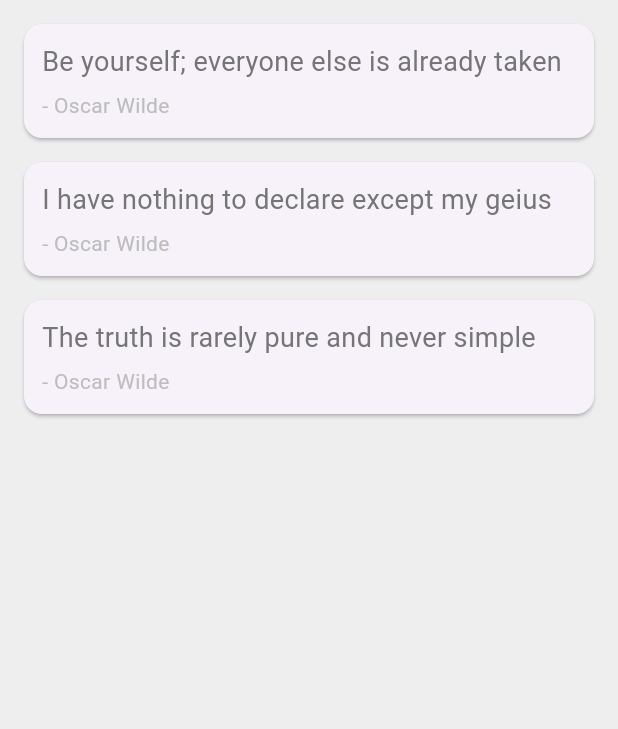
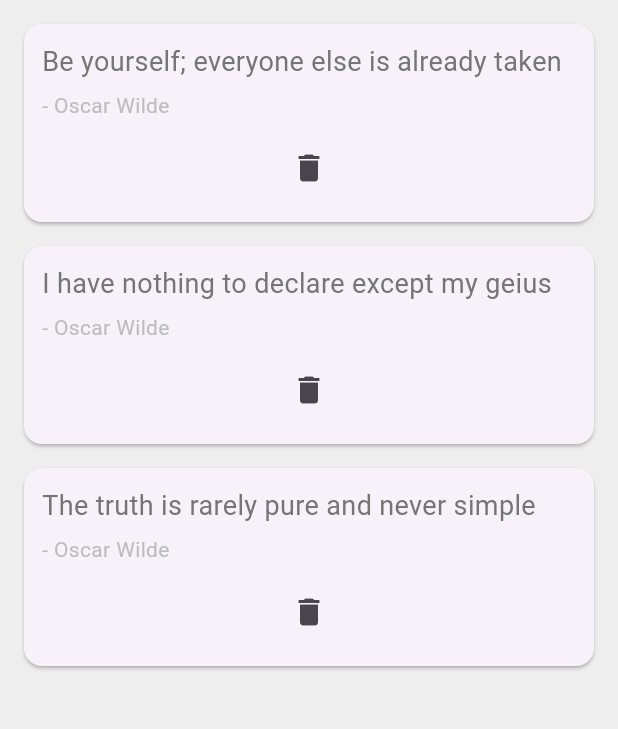
Before and after one commit to bennetnetan/quotes, a Flutter app: the screen it shows after launch, on a phone screen of 412 x 824 dp, the part 84-813 px from its top. Run offline on Flutter 3.47's test engine with Material 3 defaults, Android fonts, the phone set to English and light mode, and no system bars.

Commit message:
"Updated QuoteList and QuoteCard widgets to support quote deletion"

```diff
--- a/lib/main.dart
+++ b/lib/main.dart
@@ -3,7 +3,7 @@ import 'quote.dart';
 import 'quote_card.dart';
 
 void main() {
-  runApp(MaterialApp(
+  runApp(const MaterialApp(
     home: QuoteList(),
   ));
 }
@@ -29,12 +29,19 @@ class _QuoteListState extends State<QuoteList> {
     return Scaffold(
       backgroundColor: Colors.grey[200],
       appBar: AppBar(
-        title: Text('Awesome Quotes'),
+        title: const Text('Awesome Quotes'),
         centerTitle: true,
         backgroundColor: Colors.redAccent,
       ),
       body: Column(
-        children: quotes.map((quote) => QuoteCard(quote: quote)).toList(),
+        children: quotes.map((quote) => QuoteCard(
+            quote: quote,
+            delete: () {
+              setState(() {
+                quotes.remove(quote);
+              });
+            }
+          )).toList(),
       ),
     );
   }
--- a/lib/quote_card.dart
+++ b/lib/quote_card.dart
@@ -5,12 +5,13 @@ class QuoteCard extends StatelessWidget {
 
 
   final Quote quote;
-  QuoteCard({ required this.quote });
+  final Function delete;
+  const QuoteCard({super.key,  required this.quote, required this.delete });
 
   @override
   Widget build(BuildContext context) {
     return Card(
-      margin: EdgeInsets.fromLTRB(16, 16, 16, 0),
+      margin: const EdgeInsets.fromLTRB(16, 16, 16, 0),
       child: Padding(
         padding: const EdgeInsets.all(12.0),
         child: Column(
@@ -23,7 +24,7 @@ class QuoteCard extends StatelessWidget {
                 color: Colors.grey[600],
               ),
             ),
-            SizedBox(height: 6),
+            const SizedBox(height: 6),
             Text(
               '- ${quote.author}',
               style: TextStyle(
@@ -31,6 +32,11 @@ class QuoteCard extends StatelessWidget {
                 color: Colors.grey[400],
                 ),
             ),
+            const SizedBox(height: 8.0,),
+            IconButton(
+              onPressed: delete,
+              icon: const Icon(Icons.delete),
+              ),
           ],
         ),
       ),
```
